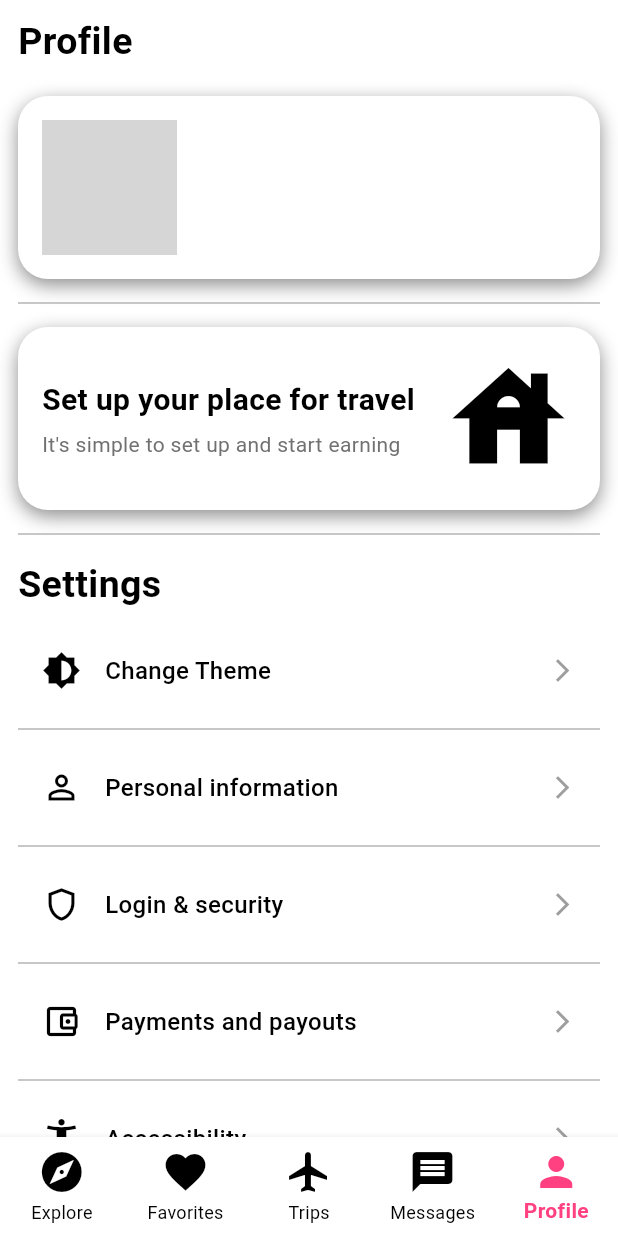
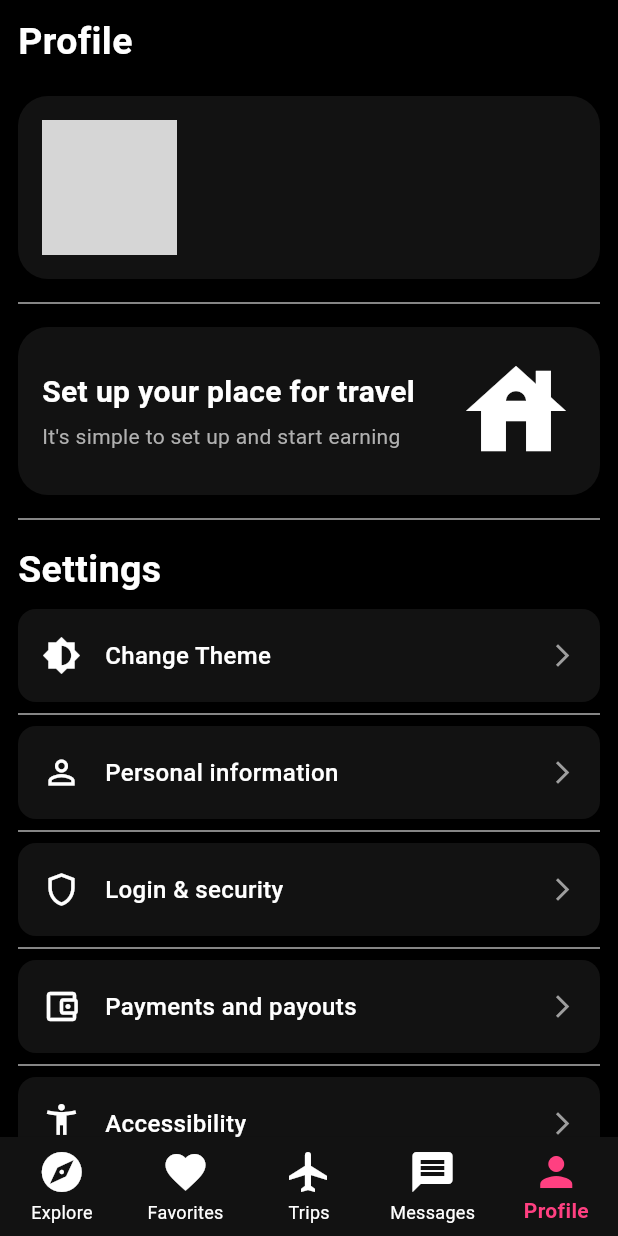
Before and after one commit to upahar-khatiwada/Travel-App, a Flutter app: the screen it shows once a user with an empty profile is signed in, item 5 of the bottom bar chosen, after a tap on "Change Theme", on a phone screen of 412 x 824 dp. Run offline on Flutter 3.47's test engine with Material 3 defaults, Android fonts, the phone set to English and light mode, and no system bars; our stand-ins replace another_carousel_pro, cached_network_image, cloud_firestore, firebase_auth, firebase_core, flutter_map and 4 more; missing offline and left inert: flutter_map_location_marker; accounts and stored records are empty; network calls fail; grey boxes are pictures that could not be loaded.

Commit message:
Added theme hive

```diff
--- a/lib/components/explore_components/explore_search_bar.dart
+++ b/lib/components/explore_components/explore_search_bar.dart
@@ -6,7 +6,7 @@ class ExploreSearchBar extends StatelessWidget {
   @override
   Widget build(BuildContext context) {
     return Padding(
-      padding: const EdgeInsets.symmetric(horizontal: 20.0),
+      padding: const EdgeInsets.symmetric(horizontal: 14.0),
       child: Row(
         crossAxisAlignment: CrossAxisAlignment.center,
         children: <Widget>[
@@ -39,7 +39,7 @@ class ExploreSearchBar extends StatelessWidget {
                       ),
                     ),
                     Padding(
-                      padding: const EdgeInsets.symmetric(horizontal: 8.0),
+                      padding: const EdgeInsets.symmetric(horizontal: 3.0),
                       child: Column(
                         mainAxisAlignment: MainAxisAlignment.center,
                         crossAxisAlignment: CrossAxisAlignment.start,
--- a/lib/main.dart
+++ b/lib/main.dart
@@ -10,12 +10,15 @@ import 'package:travel_app/screens/screens.dart';
 import 'package:travel_app/themes/themes.dart';
 import 'package:firebase_core/firebase_core.dart';
 import 'firebase_options.dart';
+import 'package:hive_flutter/hive_flutter.dart';
 
 void main() async {
   WidgetsFlutterBinding.ensureInitialized();
   await Firebase.initializeApp(options: DefaultFirebaseOptions.currentPlatform);
+  await Hive.initFlutter();
+  await Hive.openBox('travel_theme');
   runApp(
-    ChangeNotifierProvider(
+    ChangeNotifierProvider<ThemeProvider>(
       create: (_) => ThemeProvider(),
       child: const TravelApp(),
     ),
--- a/lib/provider/theme_provider.dart
+++ b/lib/provider/theme_provider.dart
@@ -1,17 +1,17 @@
 import 'package:flutter/material.dart';
+import 'package:hive_flutter/hive_flutter.dart';
 import 'package:provider/provider.dart';
 import 'package:travel_app/themes/themes.dart';
 
 class ThemeProvider with ChangeNotifier {
-  // final Box<dynamic> themeBox = Hive.box('shopping_theme');
+  final Box<dynamic> themeBox = Hive.box('travel_theme');
 
   // default theme is light theme
   ThemeData _themeData = lightTheme;
 
   // constructor to read the saved theme from local device
   ThemeProvider() {
-    // final bool? isDark = themeBox.get('isDarkMode', defaultValue: false);
-    bool isDark = true;
+    final bool? isDark = themeBox.get('isDarkMode', defaultValue: false);
 
     // set the theme mode as per the theme read from the device
     _themeData = isDark! ? darkTheme : lightTheme;
@@ -26,7 +26,7 @@ class ThemeProvider with ChangeNotifier {
   // setter to set the theme data from toggleTheme() method
   set themeData(ThemeData themeData) {
     _themeData = themeData;
-    // themeBox.put('isDarkMode', themeData == darkMode);
+    themeBox.put('isDarkMode', themeData == darkTheme);
     notifyListeners();
   }
 
--- a/lib/screens/tabs/profile_page.dart
+++ b/lib/screens/tabs/profile_page.dart
@@ -222,7 +222,7 @@ class ProfilePage extends StatelessWidget {
 
           Icon(
             Icons.house,
-            size: 90,
+            size: 80,
             color: Theme.of(context).colorScheme.primary,
           ),
         ],
--- a/pubspec.yaml
+++ b/pubspec.yaml
@@ -46,6 +46,7 @@ dependencies:
   latlong2: ^0.9.0
   flutter_map_location_marker: ^9.1.1
   geolocator: ^13.0.4
+  hive_flutter: ^1.1.0
 
 dev_dependencies:
   flutter_test:
```
Also changed, not shown: pubspec.lock.
